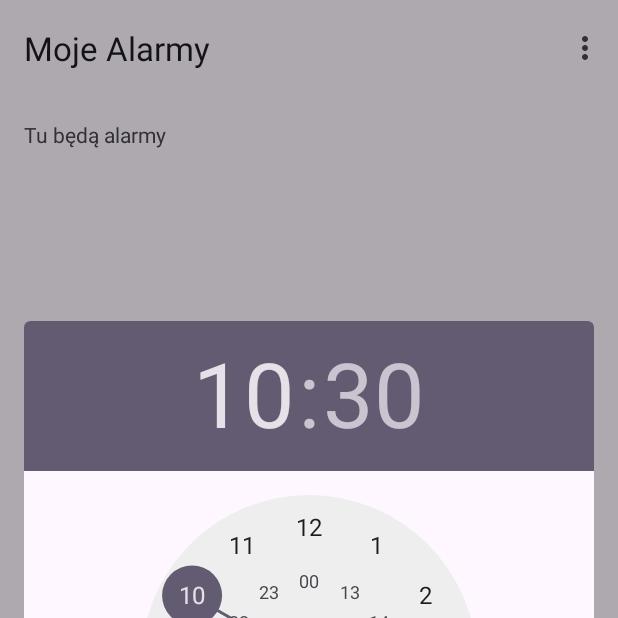
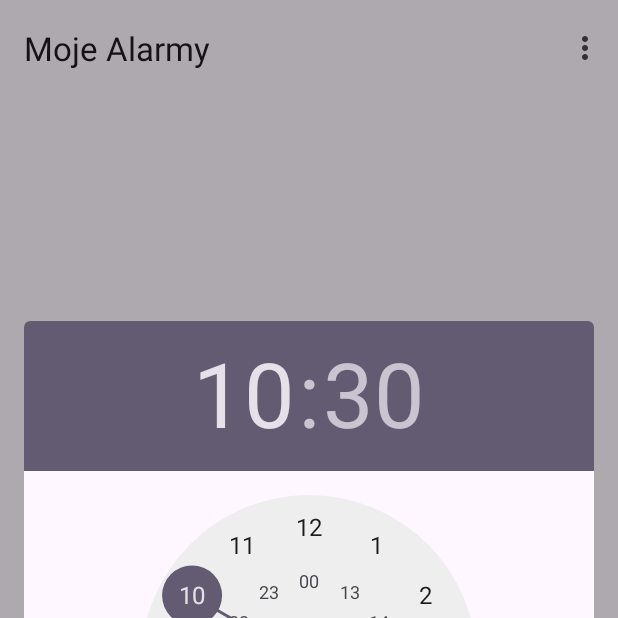
Before and after one commit to Klaudiusz02/Programowanie_mobline, an Android app: the screen it shows after launch (MainActivity), after a tap on "FAB", on a phone screen of 412 x 824 dp, the top half of it. Run offline under Robolectric (Android 15) with nearby library versions, the phone set to English and light mode, and no system bars; our stand-ins replace navigation-ui.

Commit message:
Stworzenie layoutu bloku alarmu

```diff
--- a/app/src/main/res/layout/fragment_first.xml
+++ b/app/src/main/res/layout/fragment_first.xml
@@ -17,14 +17,10 @@
 
                 <LinearLayout
                     android:layout_width="match_parent"
+                    android:id="@+id/container"
                     android:layout_height="wrap_content"
                     android:orientation="vertical">
 
-                        <TextView
-                            android:layout_width="match_parent"
-                            android:layout_height="wrap_content"
-                            android:text="Tu będą alarmy"
-                            android:padding="16dp"/>
 
                 </LinearLayout>
         </androidx.core.widget.NestedScrollView>
--- a/app/src/main/res/values/colors.xml
+++ b/app/src/main/res/values/colors.xml
@@ -3,4 +3,8 @@
     <color name="black">#FF000000</color>
     <color name="white">#FFFFFFFF</color>
     <color name="colorPrimary">#5905ad</color>
+    <color name="switch_thumb_color">#FF5722</color>
+    <color name="switch_track_color">#FF9800</color>
+
+
 </resources>
```
Also changed, not shown: app/src/main/java/com/example/budzik/FirstFragment.java (+55 -0 lines).
